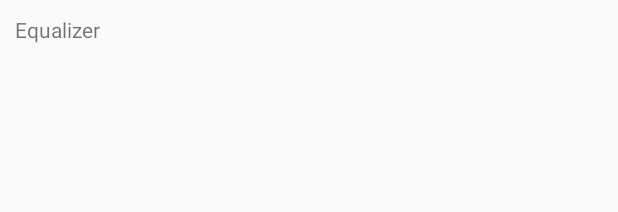
After one commit to zhoushunli/MusicPlayer, an Android app: the layout more_layout.xml on its own in the app's theme, with its tools: preview values and no code run, on a phone screen of 412 x 824 dp. The commit adds this screen. Shown: the top 212 px of the screen. Run offline under Robolectric (Android 15) with nearby library versions, the light colour scheme and no system bars.

Commit message:
均衡器加入

```diff
--- a/src/main/AndroidManifest.xml
+++ b/src/main/AndroidManifest.xml
@@ -23,6 +23,7 @@
             </intent-filter>
         </activity>
         <activity android:name=".view.PlayingActivity"/>
+        <activity android:name=".EqualizerActivity"/>
         <receiver android:name=".receiver.PlayingChangeReceiver">
             <intent-filter>
                 <action android:name="remote_play"/>
--- a/src/main/java/com/zhousl/musicplayer/util/UIUtil.java
+++ b/src/main/java/com/zhousl/musicplayer/util/UIUtil.java
@@ -17,7 +17,7 @@ public class UIUtil {
      * @return
      */
     public static Pair<Integer, Integer> getScreenDimen(Context context) {
-        return null;
+        return new Pair<>(context.getResources().getDisplayMetrics().widthPixels,context.getResources().getDisplayMetrics().heightPixels);
     }
 
     /**
--- /dev/null
+++ b/src/main/res/layout/act_equalizer.xml
@@ -0,0 +1,6 @@
+<?xml version="1.0" encoding="utf-8"?>
+<LinearLayout xmlns:android="http://schemas.android.com/apk/res/android"
+    android:orientation="vertical" android:layout_width="match_parent"
+    android:layout_height="match_parent">
+
+</LinearLayout>
--- /dev/null
+++ b/src/main/res/layout/more_layout.xml
@@ -0,0 +1,13 @@
+<?xml version="1.0" encoding="utf-8"?>
+<LinearLayout xmlns:android="http://schemas.android.com/apk/res/android"
+    android:layout_width="match_parent"
+    android:layout_height="match_parent"
+    android:orientation="vertical">
+
+    <TextView
+        android:layout_width="wrap_content"
+        android:layout_height="wrap_content"
+        android:layout_margin="10dp"
+        android:id="@+id/equalizer"
+        android:text="Equalizer" />
+</LinearLayout>
```
Also changed, not shown: src/main/java/com/zhousl/musicplayer/EqualizerActivity.java (added, +12 -0 lines), src/main/java/com/zhousl/musicplayer/MainActivity.java (+30 -0 lines), src/main/java/com/zhousl/musicplayer/MusicEffect.java (added, +34 -0 lines), src/main/res/layout/activity_main.xml (+11 -2 lines), src/main/res/mipmap-hdpi/more.png (added), src/main/res/mipmap-xhdpi/more.png (added), src/main/res/mipmap-xxhdpi/more.png (added), 1 other file.
